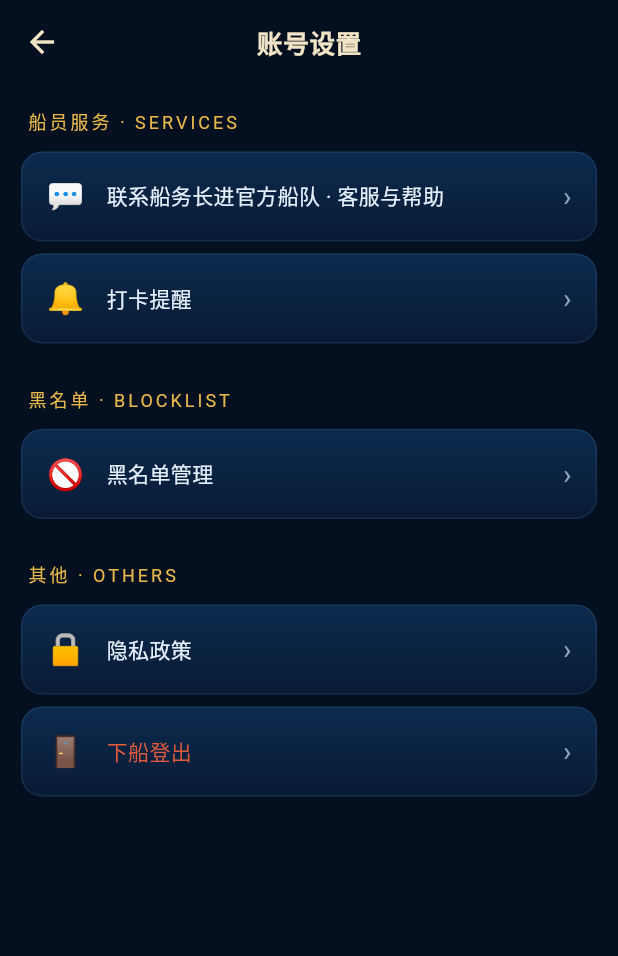
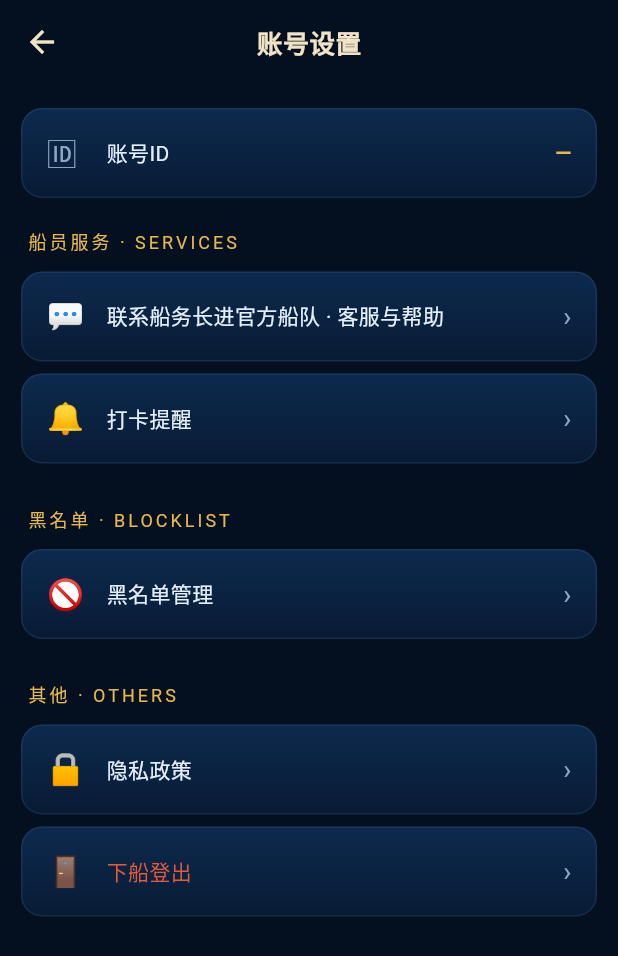
Before and after one commit to g773831275-droid/dalanhai-app, a Flutter app: the AccountSettingsPage screen opened directly, on a phone screen of 412 x 824 dp. Shown: the top 956 px of the screen. Run offline on Flutter 3.47's test engine with Material 3 defaults, Android fonts, the phone set to English and light mode, and no system bars; our stand-ins replace flutter_image_compress, image_picker, shared_preferences; missing offline and left inert: video_compress; accounts and stored records are empty; network calls fail.

Commit message:
feat(account-settings): show account ID (uid) as static top item

```diff
--- a/lib/pages/account_settings_page.dart
+++ b/lib/pages/account_settings_page.dart
@@ -12,6 +12,7 @@ import 'blacklist_page.dart';
 /// 账号设置页（v2.9.6 入口收拢版；入口：船长 Tab 资料卡片【账号设置】按钮）。
 ///
 /// 分组结构（条目样式沿用船员服务菜单原生 UI，右侧 › 箭头）：
+/// 【账号ID】当前登录 uid 静态展示（v2.9.9，只读无点击）
 /// 【船员服务】联系船务长 · 打卡提醒
 /// 【黑名单】黑名单管理（独立路由页）
 /// 【其他】隐私政策 · 下船登出（确认弹窗沿用旧版样式/文案/逻辑，不改）
@@ -36,6 +37,9 @@ class AccountSettingsPage extends StatelessWidget {
       body: ListView(
         padding: const EdgeInsets.fromLTRB(14, 16, 14, 40),
         children: [
+          // ── 账号ID（静态展示，无点击）──
+          _accountIdItem(),
+          const SizedBox(height: 20),
           // ── 船员服务 ──
           _sectionLabel('船员服务 · SERVICES'),
           _settingsItem(
@@ -76,6 +80,43 @@ class AccountSettingsPage extends StatelessWidget {
       ),
     );
   }
+
+  /// 账号ID展示条目（v2.9.9）：容器样式与 _settingsItem 同款（圆角14/渐变/细边框），
+  /// 仅静态展示当前登录 uid（MeState 缓存，登出已 clear），无 onTap、无 › 箭头。
+  Widget _accountIdItem() => Container(
+        decoration: BoxDecoration(
+          borderRadius: BorderRadius.circular(14),
+          border: Border.all(color: const Color(0x1A7DC4FF)),
+          gradient: const LinearGradient(
+            begin: Alignment.topCenter,
+            end: Alignment.bottomCenter,
+            colors: [Color(0x99123A6B), Color(0xB30A1F3D)],
+          ),
+        ),
+        child: Padding(
+          padding: const EdgeInsets.symmetric(horizontal: 16, vertical: 14),
+          child: Row(
+            children: [
+              const SizedBox(width: 28, child: Text('🆔', style: TextStyle(fontSize: 20))),
+              const SizedBox(width: 12),
+              const Expanded(
+                child: Text('账号ID',
+                    style: TextStyle(fontSize: 14, color: Color(0xFFE5EFFA))),
+              ),
+              FutureBuilder<int>(
+                future: MeState.instance.uid(),
+                builder: (context, snap) => Text(
+                  snap.hasData ? '${snap.data}' : '—',
+                  style: const TextStyle(
+                      fontSize: 14,
+                      color: AppColors.gold,
+                      fontWeight: FontWeight.w600),
+                ),
+              ),
+            ],
+          ),
+        ),
+      );
 
   /// 分组标题（金色小字，与船员服务区块标题同款）
   Widget _sectionLabel(String text) => Padding(
```
Also changed, not shown: 1 other file.
